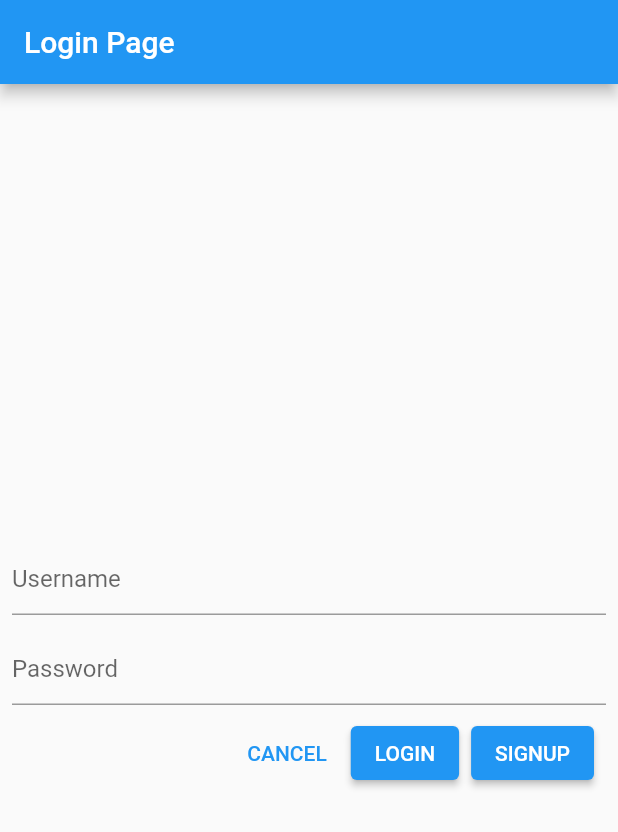
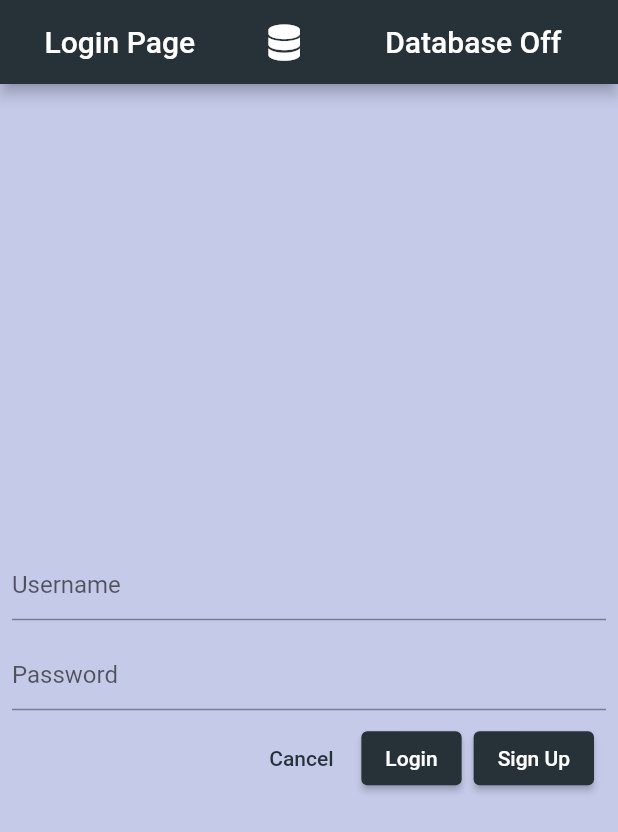
Before and after one commit to hiddy0329/h_calculator, a Flutter app: the screen it shows after launch, on a phone screen of 412 x 824 dp. Shown: the top 832 px of the screen. Run offline on Flutter 3.47's test engine with Material 2 defaults, Android fonts, the phone set to English and light mode, and no system bars; our stand-ins replace flutter_dotenv, font_awesome_flutter, shared_preferences; missing offline and left inert: mysql1.

Commit message:
ユーザーログインページ修正

```diff
--- a/lib/main.dart
+++ b/lib/main.dart
@@ -1,6 +1,8 @@
 import 'package:flutter/material.dart';
+import 'package:font_awesome_flutter/font_awesome_flutter.dart';
 import 'home.dart';
 import 'mysql.dart';
+import 'package:shared_preferences/shared_preferences.dart';
 
 void main() {
   runApp(const LoginApp());
@@ -12,32 +14,32 @@ class LoginApp extends StatelessWidget {
   // This widget is the root of your application.
   @override
   Widget build(BuildContext context) {
-    return MaterialApp(
+    return const MaterialApp(
       // エミュレーター右上の「debug」という帯を消す
       debugShowCheckedModeBanner: false,
-      title: 'ログイン画面',
-      theme: ThemeData(
-        primarySwatch: Colors.blue,
-      ),
-      home: const LoginPage(title: 'Login Page'),
+      home: LoginPage(),
     );
   }
 }
 
 class LoginPage extends StatefulWidget {
-  const LoginPage({Key? key, required this.title}) : super(key: key);
-
-  final String title;
+  const LoginPage({Key? key}) : super(key: key);
 
   @override
   State<LoginPage> createState() => _LoginPageState();
 }
 
 class _LoginPageState extends State<LoginPage> {
-  var _errorMessage = "";
+  // フォント設定
+  static const String font = 'Roboto';
 
-  var _nameController = TextEditingController();
-  var _passwordController = TextEditingController();
+  final _nameController = TextEditingController();
+
+  final _passwordController = TextEditingController();
+
+  final MySQL _mysql = MySQL();
+
+  bool _databaseButtonPressed = false;
 
   // 新規usernameを代入する変数
   String newUsername = "";
@@ -47,14 +49,171 @@ class _LoginPageState extends State<LoginPage> {
   String loginUsername = "";
   // ログインpasswordを代入する変数
   String loginPassword = "";
+  // ユーザーに関するエラーメッセージ
+  String _errorMessage = "";
 
-  MySQL _mysql = MySQL();
+  String currentUserId = "";
+
+  String currentUsername = "";
+
+  late SharedPreferences prefs;
+
+  Future<void> setInstance() async {
+    prefs = await SharedPreferences.getInstance();
+  }
+
+  Future<void> setUserInfo() async {
+    await prefs.setString('userId', _mysql.userList[0]);
+    await prefs.setString('username', _mysql.userList[1]);
+  }
+
+  Future<void> getUserInfo() async {
+    setState(() {
+      currentUserId = prefs.getString('userId')!;
+      currentUsername = prefs.getString('username')!;
+    });
+  }
+
+  // データベースボタンの色を変えるメソッド
+  void _changeDbButtonColor() {
+    setState(() {
+      _databaseButtonPressed = true;
+    });
+  }
+
+  // エラーメッセージ取得メソッド
+  void _getErrorMessage() {
+    setState(() {
+      if (_mysql.dbConnectExec == true) {
+        _errorMessage = "Username and Password is invalid.";
+      } else {
+        _errorMessage = "Please connect app to the database!";
+      }
+    });
+  }
+
+  // テキストボックスをクリアするメソッド
+  void _clearText() {
+    setState(() {
+      _nameController.clear();
+      _passwordController.clear();
+      loginUsername = "";
+      loginPassword = "";
+      newUsername = "";
+      newPassword = "";
+      _errorMessage = "";
+    });
+  }
+
+  void _navigateNextPage() {
+    Navigator.of(context).push(
+      PageRouteBuilder(
+        pageBuilder: (context, animation, secondaryAnimation) {
+          return MyHomePage(userId: currentUserId, username: currentUsername);
+        },
+        transitionsBuilder: (context, animation, secondaryAnimation, child) {
+          const Offset begin = Offset(1.0, 0.0); // 右から左
+          // final Offset begin = Offset(-1.0, 0.0); // 左から右
+          const Offset end = Offset.zero;
+          final Animatable<Offset> tween = Tween(begin: begin, end: end)
+              .chain(CurveTween(curve: Curves.easeInOut));
+          final Animation<Offset> offsetAnimation = animation.drive(tween);
+          return SlideTransition(
+            position: offsetAnimation,
+            child: child,
+          );
+        },
+      ),
+    );
+  }
+
+  // ログイン判定のためのメソッド
+  Future _checkLogin() async {
+    if (_mysql.dbConnectExec == true) {
+      await _mysql.selectFromUserDB(loginUsername, loginPassword);
+      // ログインできるかどうかの判定
+      if (_mysql.userList.contains(loginUsername) &&
+          _mysql.userList.contains(loginPassword)) {
+        // Shared_preferenceを利用してユーザーidを端末保存
+        await setUserInfo();
+        await getUserInfo();
+        _navigateNextPage();
+        setState(() {
+          _clearText();
+        });
+      } else {
+        _getErrorMessage();
+      }
+    } else {
+      _getErrorMessage();
+    }
+  }
+
+  // ユーザー登録用のメソッド
+  Future _checkRegistration() async {
+    if (_mysql.dbConnectExec == true) {
+      if (newUsername != "" && newPassword != "") {
+        await _mysql.insertUserDB(newUsername, newPassword);
+        await _mysql.selectFromUserDB(newUsername, newPassword);
+        // Shared_preferenceを利用してユーザーidを端末保存
+        await setUserInfo();
+        await getUserInfo();
+        _navigateNextPage();
+        setState(() {
+          _clearText();
+        });
+      } else {
+        _getErrorMessage();
+      }
+    } else {
+      _getErrorMessage();
+    }
+  }
+
+  @override
+  void initState() {
+    super.initState();
+    setInstance();
+  }
 
   @override
   Widget build(BuildContext context) {
     return Scaffold(
+      backgroundColor: Colors.indigo[100],
       appBar: AppBar(
-        title: Text(widget.title),
+        backgroundColor: Colors.blueGrey[900],
+        title: Row(
+          mainAxisAlignment: MainAxisAlignment.spaceAround,
+          children: [
+            const Text(
+              "Login Page",
+              style: TextStyle(fontFamily: font),
+            ),
+            ElevatedButton(
+              style: ElevatedButton.styleFrom(
+                primary: Colors.transparent,
+                elevation: 0,
+              ),
+              onPressed: () {
+                _changeDbButtonColor();
+                _mysql.dbConnect();
+              },
+              child: Icon(
+                FontAwesomeIcons.database,
+                color: (_databaseButtonPressed)
+                    ? Colors.pinkAccent.shade200
+                    : Colors.white,
+              ),
+            ),
+            Padding(
+              padding: const EdgeInsets.all(8.0),
+              child: Text(
+                (_databaseButtonPressed) ? "Database On" : "Database Off",
+                style: const TextStyle(fontFamily: font),
+              ),
+            ),
+          ],
+        ),
       ),
       body: Center(
         child: Padding(
@@ -62,12 +221,14 @@ class _LoginPageState extends State<LoginPage> {
           child: Column(
             mainAxisAlignment: MainAxisAlignment.center,
             children: [
-              Text(_errorMessage, style: const TextStyle(color: Colors.red)),
+              Text(_errorMessage,
+                  style: const TextStyle(fontSize: 20.0, color: Colors.red)),
               // Usernameフィールド
               TextField(
                 controller: _nameController,
-                decoration: InputDecoration(
+                decoration: const InputDecoration(
                   hintText: 'Username',
+                  hintStyle: TextStyle(fontFamily: font),
                 ),
                 onChanged: (context) {
                   newUsername = context;
@@ -78,8 +239,9 @@ class _LoginPageState extends State<LoginPage> {
               // Passwordフィールド
               TextField(
                 controller: _passwordController,
-                decoration: InputDecoration(
+                decoration: const InputDecoration(
                   hintText: 'Password',
+                  hintStyle: TextStyle(fontFamily: font),
                 ),
                 onChanged: (context) {
                   newPassword = context;
@@ -89,38 +251,42 @@ class _LoginPageState extends State<LoginPage> {
               ButtonBar(
                 children: <Widget>[
                   TextButton(
-                    child: const Text('CANCEL'),
+                    style: TextButton.styleFrom(primary: Colors.blueGrey[900]),
                     onPressed: () {
-                      _nameController.clear();
-                      _passwordController.clear();
+                      _clearText();
                     },
+                    child: const Text(
+                      'Cancel',
+                      style: TextStyle(fontFamily: font),
+                    ),
                   ),
                   ElevatedButton(
-                      child: const Text('LOGIN'),
-                      onPressed: () {
-                        // TODO ユーザーログイン時にデータベースに登録されているユーザー情報かどうか判定する
-                        // if (_mysql.userList.contains(loginUsername) &&
-                        //     _mysql.userList.contains(loginPassword)) {
-                          Navigator.push(
-                              context,
-                              MaterialPageRoute(
-                                  //履歴ページへ値を送る
-                                  builder: (context) => MyApp()));
-                        }
-                      // }
-                      ),
+                    style: ElevatedButton.styleFrom(
+                      side: BorderSide.none,
+                      primary: Colors.blueGrey[900],
+                    ),
+                    onPressed: () {
+                      // _mysql.dbConnect();
+                      _checkLogin();
+                    },
+                    child: const Text(
+                      'Login',
+                      style: TextStyle(fontFamily: font),
+                    ),
+                  ),
                   ElevatedButton(
-                      child: const Text('SIGNUP'),
-                      onPressed: () {
-                        _mysql.main();
-                        _mysql.manipulateUserDB(newUsername, newPassword);
-                        //サインアップ処理
-                        Navigator.push(
-                            context,
-                            MaterialPageRoute(
-                                //履歴ページへ値を送る
-                                builder: (context) => MyApp()));
-                      }),
+                    style: ElevatedButton.styleFrom(
+                      side: BorderSide.none,
+                      primary: Colors.blueGrey[900],
+                    ),
+                    onPressed: () {
+                      _checkRegistration();
+                    },
+                    child: const Text(
+                      'Sign Up',
+                      style: TextStyle(fontFamily: font),
+                    ),
+                  ),
                 ],
               ),
             ],
```
